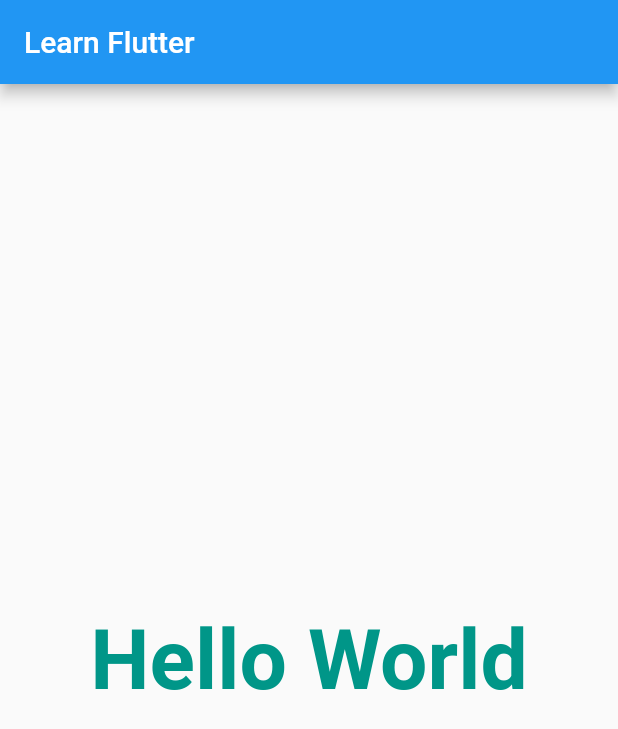
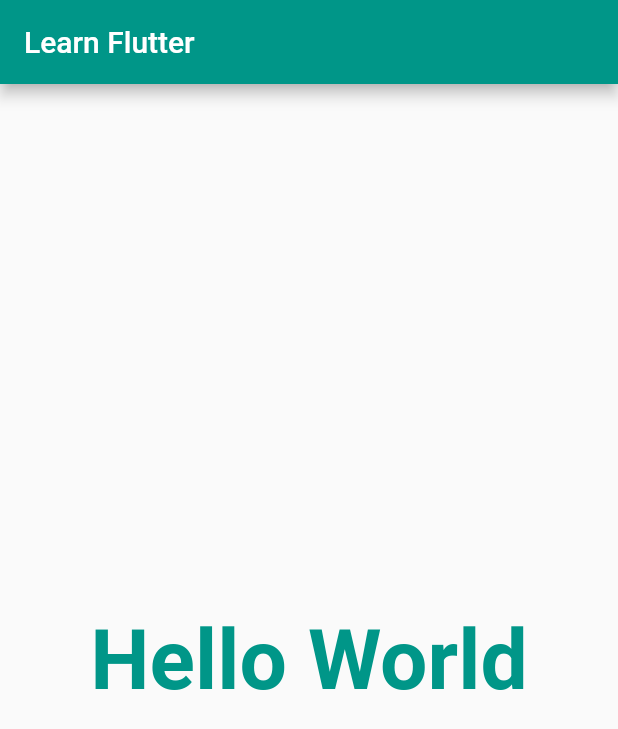
Before and after one commit to cyclicsoft/flutter_learn, a Flutter app: the screen it shows after launch, on a phone screen of 412 x 824 dp. Shown: the top 729 px of the screen. Run offline on Flutter 3.47's test engine with Material 2 defaults, Android fonts, the phone set to English and light mode, and no system bars.

Commit message:
[6] Adding a simple theme to your app   - set a theme to your app widget   - set teal color as the primary color of the app   - Output: You will see the appbar color is changed to teal color now

```diff
--- a/lib/main.dart
+++ b/lib/main.dart
@@ -9,6 +9,9 @@ class LearningApp extends StatelessWidget {
   Widget build(BuildContext context) {
     return MaterialApp(
       title: 'Hello App',
+        theme: ThemeData(
+          primarySwatch: Colors.teal,
+        ),
         home: Scaffold(
           appBar: AppBar(
             title: Text('Learn Flutter'),
```
